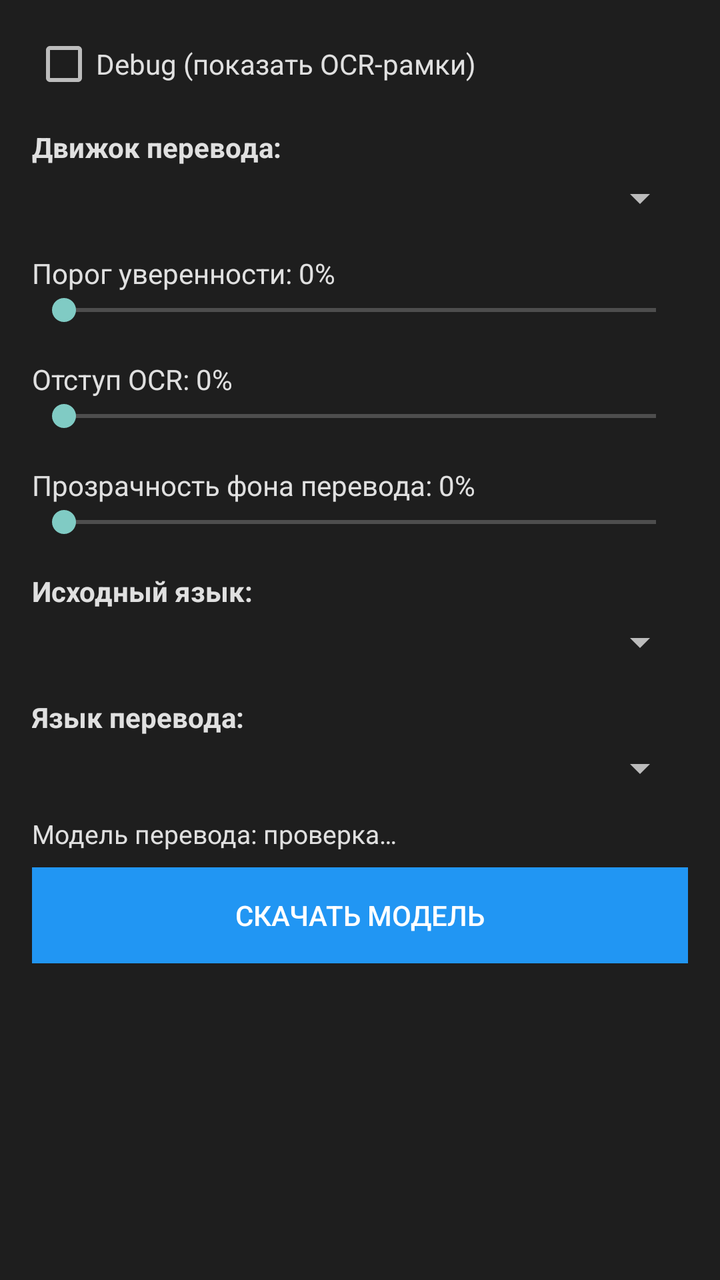
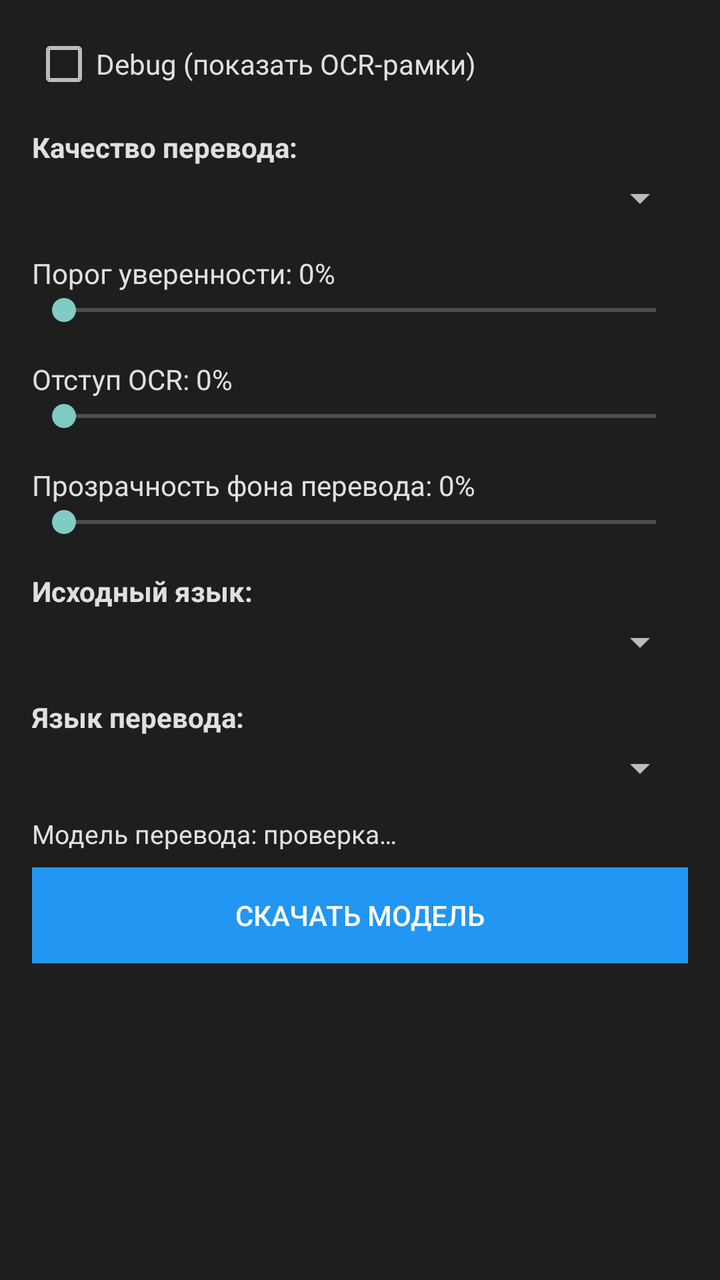

Before-and-after screenshots of an Android layout around one commit, followed by the original layout XML and the change that was made.
<!-- AndroidManifest.xml: application theme Theme.AppCompat.NoActionBar -->
<!-- res/layout/activity_settings.xml -->
<?xml version="1.0" encoding="utf-8"?>
<ScrollView xmlns:android="http://schemas.android.com/apk/res/android"
    android:layout_width="match_parent"
    android:layout_height="match_parent"
    android:background="#1e1e1e">

    <LinearLayout
        android:layout_width="match_parent"
        android:layout_height="wrap_content"
        android:orientation="vertical"
        android:padding="16dp">

        
        <CheckBox
            android:id="@+id/checkDebug"
            android:layout_width="wrap_content"
            android:layout_height="wrap_content"
            android:text="Debug (показать OCR-рамки)"
            android:textColor="#e0e0e0"
            android:textSize="14sp" />

        
        <TextView
            android:layout_width="wrap_content"
            android:layout_height="wrap_content"
            android:layout_marginTop="16dp"
            android:text="Движок перевода:"
            android:textColor="#e0e0e0"
            android:textSize="14sp"
            android:textStyle="bold" />

        <Spinner
            android:id="@+id/spinnerTranslateEngine"
            android:layout_width="match_parent"
            android:layout_height="wrap_content"
            android:layout_marginTop="4dp" />

        
        <TextView
            android:id="@+id/textConfidenceValue"
            android:layout_width="wrap_content"
            android:layout_height="wrap_content"
            android:layout_marginTop="16dp"
            android:text="Порог уверенности: 0%"
            android:textColor="#e0e0e0"
            android:textSize="14sp" />

        <SeekBar
            android:id="@+id/seekConfidence"
            android:layout_width="match_parent"
            android:layout_height="wrap_content"
            android:max="100" />

        
        <TextView
            android:id="@+id/textOcrPaddingValue"
            android:layout_width="wrap_content"
            android:layout_height="wrap_content"
            android:layout_marginTop="16dp"
            android:text="Отступ OCR: 0%"
            android:textColor="#e0e0e0"
            android:textSize="14sp" />

        <SeekBar
            android:id="@+id/seekOcrPadding"
            android:layout_width="match_parent"
            android:layout_height="wrap_content"
            android:max="50" />

        
        <TextView
            android:id="@+id/textOverlayAlphaValue"
            android:layout_width="wrap_content"
            android:layout_height="wrap_content"
            android:layout_marginTop="16dp"
            android:text="Прозрачность фона перевода: 0%"
            android:textColor="#e0e0e0"
            android:textSize="14sp" />

        <SeekBar
            android:id="@+id/seekOverlayAlpha"
            android:layout_width="match_parent"
            android:layout_height="wrap_content"
            android:max="100" />

        
        <TextView
            android:layout_width="wrap_content"
            android:layout_height="wrap_content"
            android:layout_marginTop="16dp"
            android:text="Исходный язык:"
            android:textColor="#e0e0e0"
            android:textSize="14sp"
            android:textStyle="bold" />

        <Spinner
            android:id="@+id/spinnerSourceLang"
            android:layout_width="match_parent"
            android:layout_height="wrap_content"
            android:layout_marginTop="4dp" />

        
        <TextView
            android:layout_width="wrap_content"
            android:layout_height="wrap_content"
            android:layout_marginTop="16dp"
            android:text="Язык перевода:"
            android:textColor="#e0e0e0"
            android:textSize="14sp"
            android:textStyle="bold" />

        <Spinner
            android:id="@+id/spinnerTargetLang"
            android:layout_width="match_parent"
            android:layout_height="wrap_content"
            android:layout_marginTop="4dp" />

        
        <TextView
            android:id="@+id/textModelStatus"
            android:layout_width="wrap_content"
            android:layout_height="wrap_content"
            android:layout_marginTop="12dp"
            android:text="Модель перевода: проверка…"
            android:textColor="#e0e0e0"
            android:textSize="13sp" />

        <Button
            android:id="@+id/btnDownloadModel"
            android:layout_width="match_parent"
            android:layout_height="wrap_content"
            android:layout_marginTop="8dp"
            android:text="Скачать модель"
            android:background="#2196F3"
            android:textColor="#ffffff" />

    </LinearLayout>
</ScrollView>
<!-- resources referenced by this layout -->
<resources>

</resources>

<!-- the commit's change to res/layout/activity_settings.xml (unified diff, before → after) -->
@@ -24,13 +24,13 @@
             android:layout_width="wrap_content"
             android:layout_height="wrap_content"
             android:layout_marginTop="16dp"
-            android:text="Движок перевода:"
+            android:text="Качество перевода:"
             android:textColor="#e0e0e0"
             android:textSize="14sp"
             android:textStyle="bold" />
 
         <Spinner
-            android:id="@+id/spinnerTranslateEngine"
+            android:id="@+id/spinnerTranslateProfile"
             android:layout_width="match_parent"
             android:layout_height="wrap_content"
             android:layout_marginTop="4dp" />
